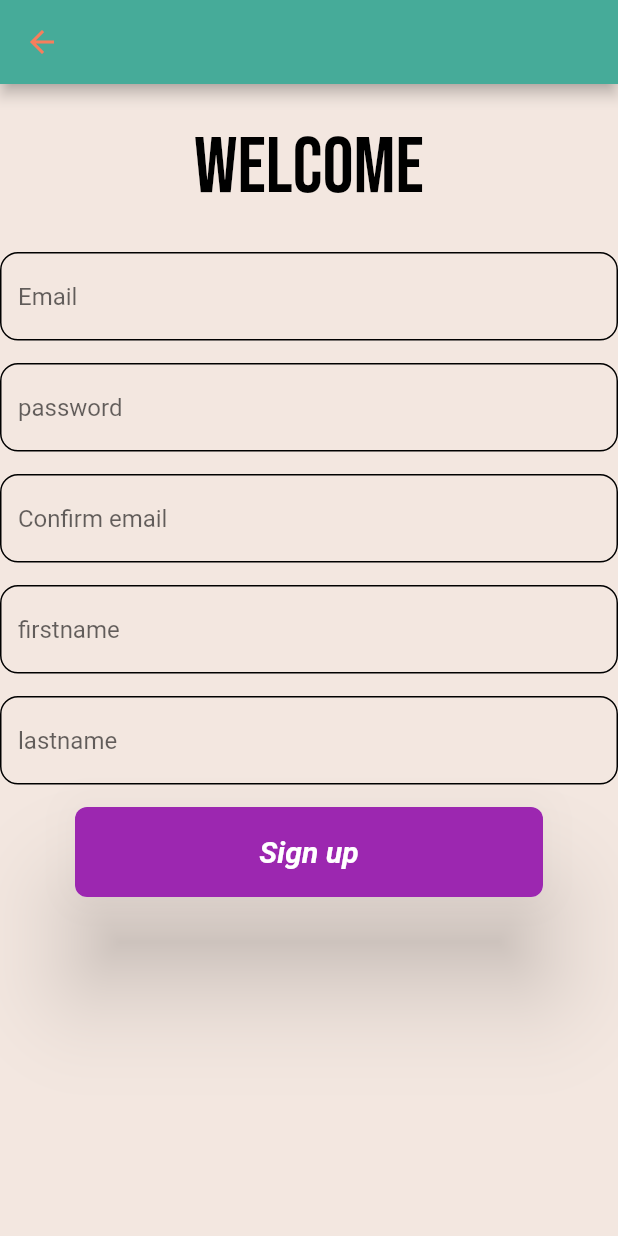
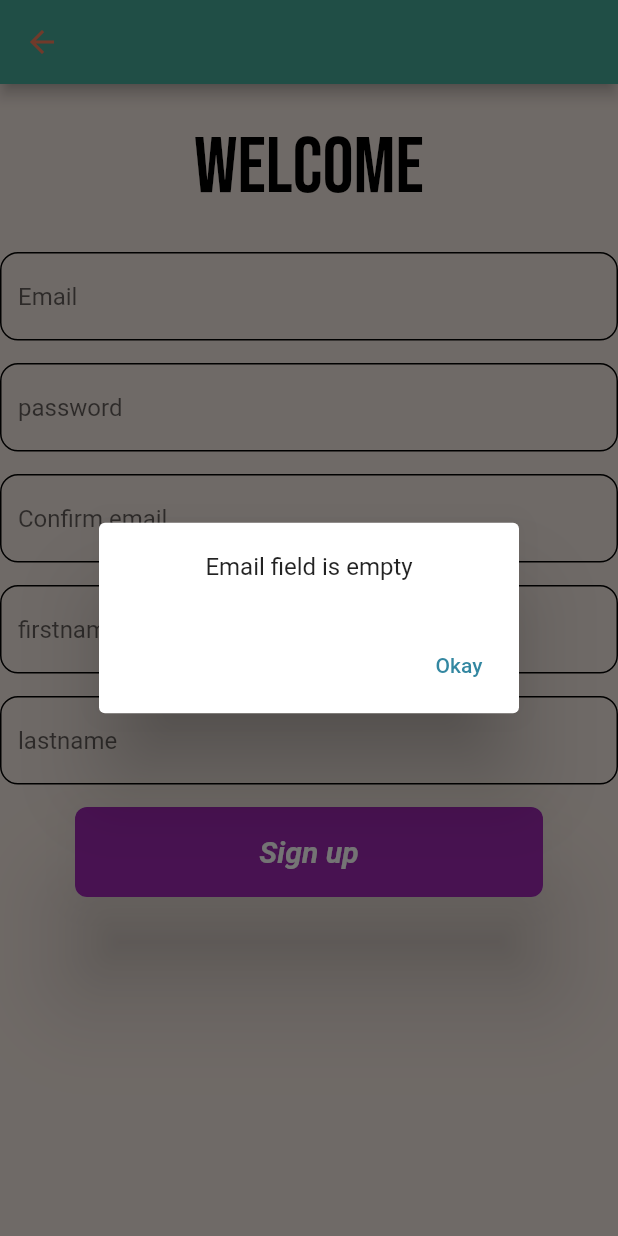
Before and after one commit to Bulut61/My-first-app, a Flutter app: the RegisterPage screen opened by its route, after a tap on "Sign up", on a phone screen of 412 x 824 dp. Run offline on Flutter 3.47's test engine with Material 2 defaults, Android fonts, the phone set to English and light mode, and no system bars; our stand-ins replace auto_route, cloud_firestore, firebase_auth, firebase_core, google_fonts; accounts and stored records are empty.

Commit message:
registering user and writing users data on firebase

```diff
--- a/lib/presentation/pages/register_page.dart
+++ b/lib/presentation/pages/register_page.dart
@@ -1,4 +1,7 @@
 import 'package:auto_route/auto_route.dart';
+import 'package:cloud_firestore/cloud_firestore.dart';
+import 'package:firebase_auth/firebase_auth.dart';
+import 'package:firebase_core/firebase_core.dart';
 import 'package:flutter/material.dart';
 import 'package:flutter/src/widgets/container.dart';
 import 'package:flutter/src/widgets/framework.dart';
@@ -121,11 +124,13 @@ class _RegisterPageState extends State<RegisterPage> {
           ),
           SizedBox(height: 15),
           CustomButton(
-            onPressed: () {
+            onPressed: () async {
               if (isOneFieldInvalid()) {
                 showInformationDialog(context);
+              } else {
+                await signUpUser(_emailController.text, _firstNameController.text, _lastNameController.text);
+                context.router.pop();
               }
-              context.router.pop();
             },
             text: "Sign up",
             buttonColor: Colors.purple,
@@ -156,7 +161,6 @@ class _RegisterPageState extends State<RegisterPage> {
                   child: Text('Okay'),
                   onPressed: () {
                     if (_formKey.currentState!.validate()) {
-                      // Do something like updating SharedPreferences or User Settings etc.
                       Navigator.of(context).pop();
                     }
                   },
@@ -174,6 +178,8 @@ class _RegisterPageState extends State<RegisterPage> {
       return "invalid email format";
     } else if (_passwordController.text.isEmpty) {
       return "Password field is empty";
+    } else if (_passwordController.text.length <= 6) {
+      return "Password is too short it should be should be at least 6 characters";
     } else if (_confirmController.text != _passwordController.text) {
       return "confirmed password is wrong try again";
     } else if (_firstNameController.text.isEmpty) {
@@ -185,9 +191,18 @@ class _RegisterPageState extends State<RegisterPage> {
   }
 
   bool isOneFieldInvalid() {
-    if (_emailController.text.isEmpty || _passwordController.text.isEmpty || _confirmController.text != _passwordController.text || _firstNameController.text.isEmpty || _lastNameController.text.isEmpty) {
+    if (_emailController.text.isEmpty || _passwordController.text.isEmpty || _confirmController.text != _passwordController.text || _firstNameController.text.isEmpty || _lastNameController.text.isEmpty || _passwordController.text.length <= 6) {
       return true;
     }
     return false;
   }
+
+  Future signUpUser(String email, String firstName, String lastName) async {
+    await FirebaseAuth.instance.createUserWithEmailAndPassword(email: _emailController.text, password: _passwordController.text);
+    await FirebaseFirestore.instance.collection('users').add({
+      'email': email,
+      'firstname': firstName,
+      'lastname': lastName,
+    });
+  }
 }
--- a/lib/presentation/pages/sign_in_page.dart
+++ b/lib/presentation/pages/sign_in_page.dart
@@ -35,7 +35,7 @@ class _SignInPageState extends State<SignInPage> {
           Padding(
             padding: EdgeInsets.only(top: 50, left: 20, right: 20),
             child: TextField(
-              decoration: InputDecoration(labelText: "Username"),
+              decoration: InputDecoration(labelText: "Email"),
               keyboardType: TextInputType.text,
               onChanged: (text) {
                 _emailController.text = text;
```
